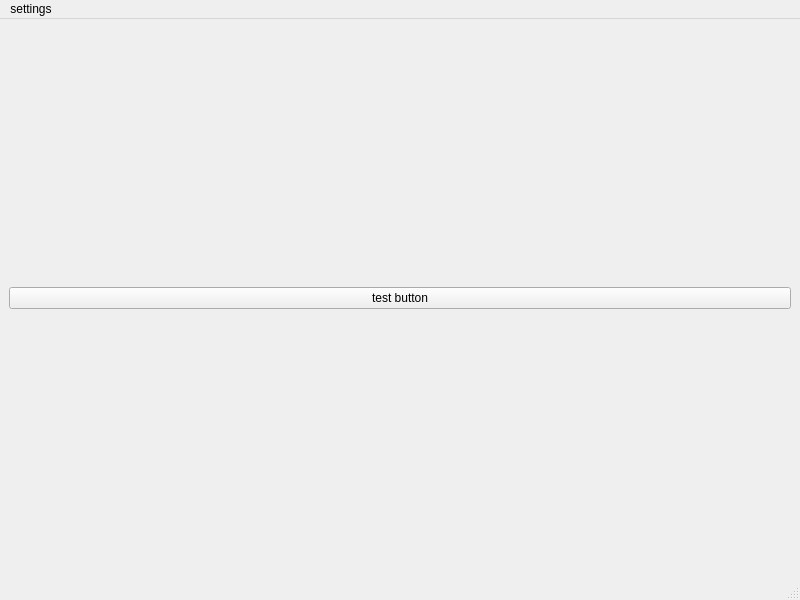
Before: the Qt Designer form ui/main.ui in CaptainDario/Python-Qt-template, drawn with Qt 5.
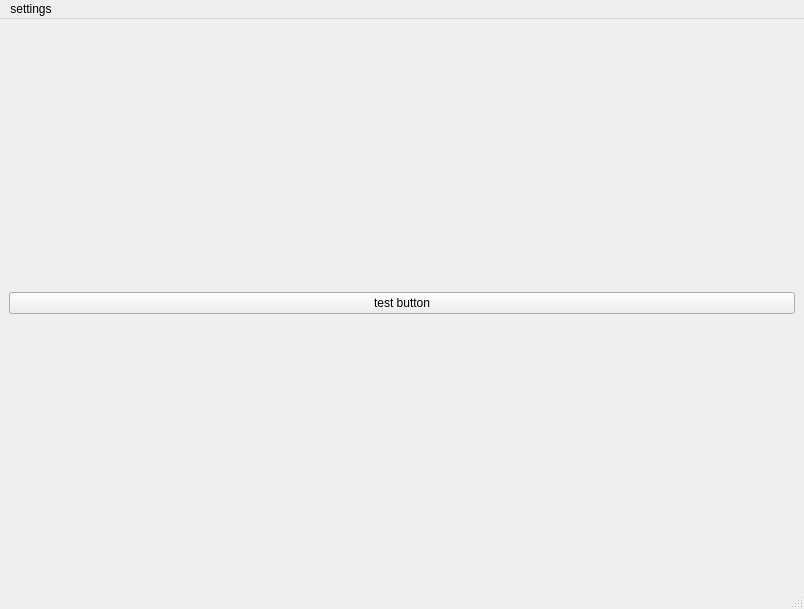
After: the same form once the commit is applied.

Commit message: use modern ui also for popup's

What changed in the file:
```diff
--- a/ui/main.ui
+++ b/ui/main.ui
@@ -6,8 +6,8 @@
    <rect>
     <x>0</x>
     <y>0</y>
-    <width>800</width>
-    <height>600</height>
+    <width>804</width>
+    <height>609</height>
    </rect>
   </property>
   <property name="windowTitle">
@@ -29,8 +29,8 @@
     <rect>
      <x>0</x>
      <y>0</y>
-     <width>800</width>
-     <height>26</height>
+     <width>804</width>
+     <height>21</height>
     </rect>
    </property>
    <widget class="QMenu" name="menu_settings">
```
The commit also changes 4 other files.
